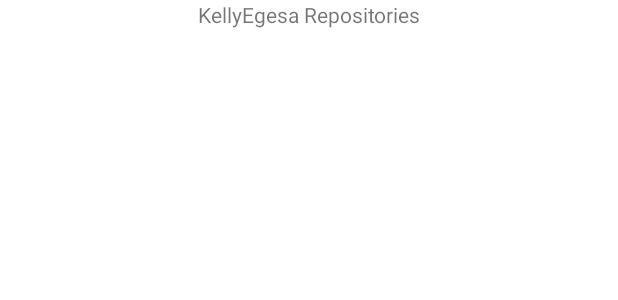
After one commit to KellyEgesa/GITHUB-ISSUE-TRACKER, an Android app: the layout activity_repository.xml on its own in the app's theme, with its tools: preview values and no code run, on a phone screen of 412 x 824 dp. The commit adds this screen. Shown: the top 300 px of the screen. Run offline under Robolectric (Android 15) with nearby library versions, the phone set to English and light mode, and no system bars.

Commit message:
Finished basic repository activity layout

```diff
--- a/app/src/main/AndroidManifest.xml
+++ b/app/src/main/AndroidManifest.xml
@@ -9,7 +9,8 @@
         android:roundIcon="@mipmap/ic_launcher_round"
         android:supportsRtl="true"
         android:theme="@style/Theme.GITHUBISSUETRACKER">
-        <activity android:name=".UserInterface.UserNameActivity"></activity>
+        <activity android:name=".UserInterface.RepositoryActivity"></activity>
+        <activity android:name=".UserInterface.UserNameActivity" />
         <activity android:name=".UserInterface.MainActivity">
             <intent-filter>
                 <action android:name="android.intent.action.MAIN" />
--- /dev/null
+++ b/app/src/main/res/layout/activity_repository.xml
@@ -0,0 +1,27 @@
+<?xml version="1.0" encoding="utf-8"?>
+<LinearLayout xmlns:android="http://schemas.android.com/apk/res/android"
+    android:orientation="vertical"
+    xmlns:app="http://schemas.android.com/apk/res-auto"
+    xmlns:tools="http://schemas.android.com/tools"
+    android:layout_width="match_parent"
+    android:layout_height="match_parent"
+    tools:context=".UserInterface.RepositoryActivity">
+
+    <LinearLayout
+        android:layout_width="match_parent"
+        android:layout_height="wrap_content"
+        android:orientation="horizontal">
+
+        <TextView
+            android:id="@+id/textView5"
+            android:layout_width="wrap_content"
+            android:layout_height="wrap_content"
+            android:layout_weight="1"
+            android:text="KellyEgesa Repositories"
+            android:textAlignment="center" />
+    </LinearLayout>
+
+    <androidx.recyclerview.widget.RecyclerView
+        android:layout_width="match_parent"
+        android:layout_height="match_parent" />
+</LinearLayout>
--- a/app/src/main/res/layout/activity_user_name.xml
+++ b/app/src/main/res/layout/activity_user_name.xml
@@ -32,6 +32,12 @@
             android:ems="10"
             android:hint="Github Username"
             android:inputType="textPersonName" />
+
+        <Button
+            android:id="@+id/button"
+            android:layout_width="match_parent"
+            android:layout_height="wrap_content"
+            android:text="Proceed" />
     </LinearLayout>
 
 </LinearLayout>
```
Also changed, not shown: app/src/main/java/com/mamawaestate/githubissuetracker/UserInterface/RepositoryActivity.java (added, +16 -0 lines).
